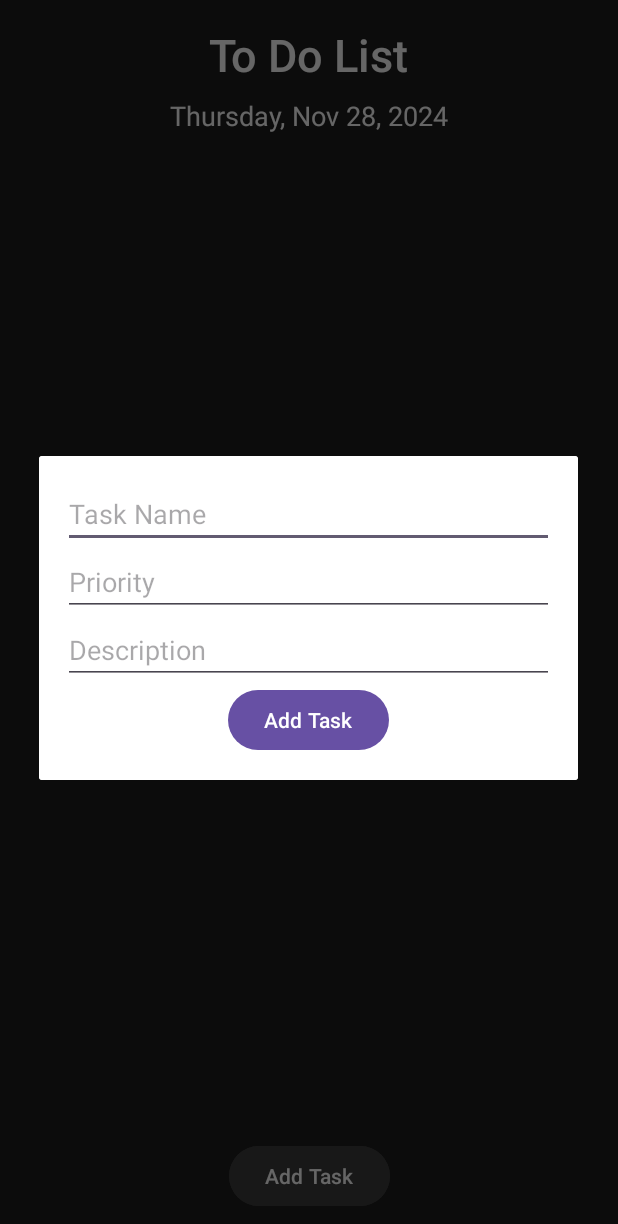
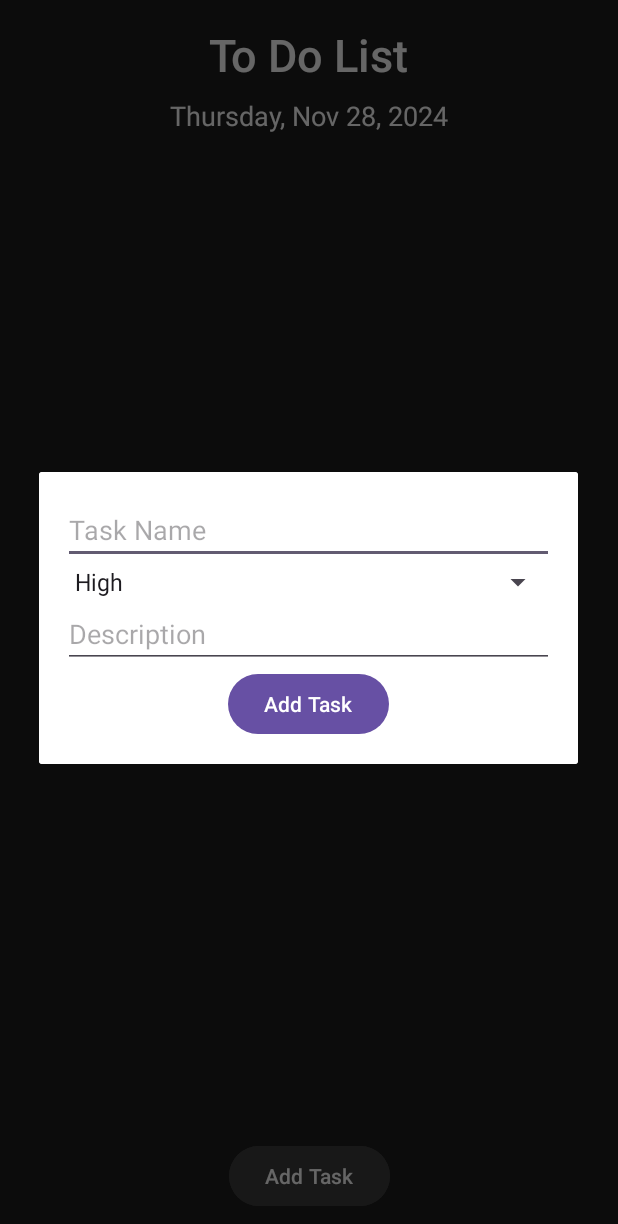
Before and after one commit to dumbprism/Productivito, an Android app: the Todo screen opened directly, with no data from a screen before it, after a tap on "Add Task", on a phone screen of 412 x 824 dp. Shown: the top 1224 px of the screen. Run offline under Robolectric (Android 15) with nearby library versions, the phone set to English and light mode, and no system bars.

Commit message:
set priorities to the to do list using a spinner and updated the logic

```diff
--- a/app/src/main/java/com/example/end_sem_project/Todo.java
+++ b/app/src/main/java/com/example/end_sem_project/Todo.java
@@ -5,8 +5,10 @@ import android.content.Context;
 import android.os.Bundle;
 import android.view.LayoutInflater;
 import android.view.View;
+import android.widget.ArrayAdapter;
 import android.widget.Button;
 import android.widget.EditText;
+import android.widget.Spinner;
 import android.widget.TextView;
 import android.widget.Toast;
 import androidx.appcompat.app.AppCompatActivity;
@@ -69,13 +71,19 @@ public class Todo extends AppCompatActivity {
         AlertDialog dialog = builder.create();
 
         EditText taskNameInput = dialogView.findViewById(R.id.taskNameInput);
-        EditText priorityInput = dialogView.findViewById(R.id.priorityInput);
+        Spinner prioritySpinner = dialogView.findViewById(R.id.prioritySpinner);
         EditText descriptionInput = dialogView.findViewById(R.id.descriptionInput);
         Button addTaskDialogButton = dialogView.findViewById(R.id.addTaskDialogButton);
 
+        // Set up the Spinner with values for priority
+        String[] priorities = {"High", "Medium", "Low"};
+        ArrayAdapter<String> adapter = new ArrayAdapter<>(this, android.R.layout.simple_spinner_item, priorities);
+        adapter.setDropDownViewResource(android.R.layout.simple_spinner_dropdown_item);
+        prioritySpinner.setAdapter(adapter);
+
         addTaskDialogButton.setOnClickListener(v -> {
             String taskName = taskNameInput.getText().toString();
-            String priority = priorityInput.getText().toString();
+            String priority = prioritySpinner.getSelectedItem().toString(); // Get selected priority
             String description = descriptionInput.getText().toString();
 
             if (!taskName.isEmpty() && !priority.isEmpty() && !description.isEmpty()) {
@@ -84,9 +92,13 @@ public class Todo extends AppCompatActivity {
                 taskAdapter.notifyDataSetChanged();
                 updateUI();
                 dialog.dismiss();
+            } else {
+                // Show a toast if any field is empty
+                Toast.makeText(this, "All fields must be filled", Toast.LENGTH_SHORT).show();
             }
         });
 
         dialog.show();
     }
+
 }
--- a/app/src/main/res/layout/dialog_add_task.xml
+++ b/app/src/main/res/layout/dialog_add_task.xml
@@ -12,11 +12,11 @@
         android:layout_height="wrap_content"
         android:hint="Task Name" />
 
-    <EditText
-        android:id="@+id/priorityInput"
+    <!-- Spinner for Priority -->
+    <Spinner
+        android:id="@+id/prioritySpinner"
         android:layout_width="match_parent"
-        android:layout_height="wrap_content"
-        android:hint="Priority" />
+        android:layout_height="wrap_content" />
 
     <EditText
         android:id="@+id/descriptionInput"
```
Also changed, not shown: app/src/main/java/com/example/end_sem_project/Task.java (+15 -0 lines), app/src/main/java/com/example/end_sem_project/TaskAdapter.java (+57 -3 lines), app/src/main/res/layout/activity_dashboard.xml (+1 -11 lines).
